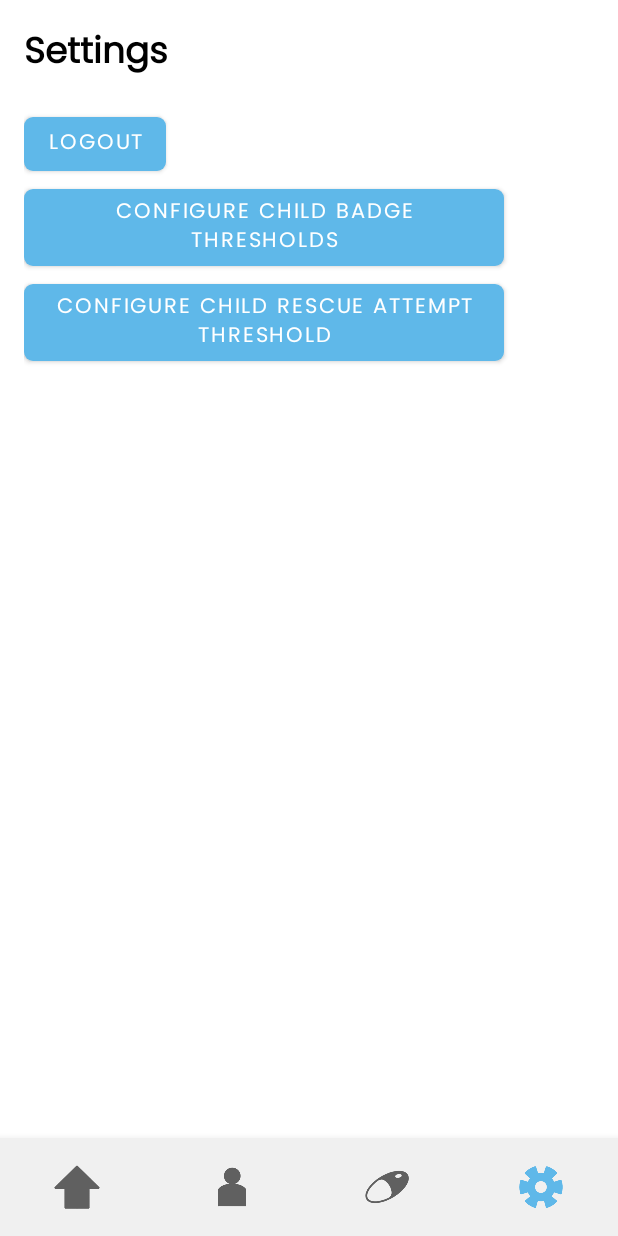
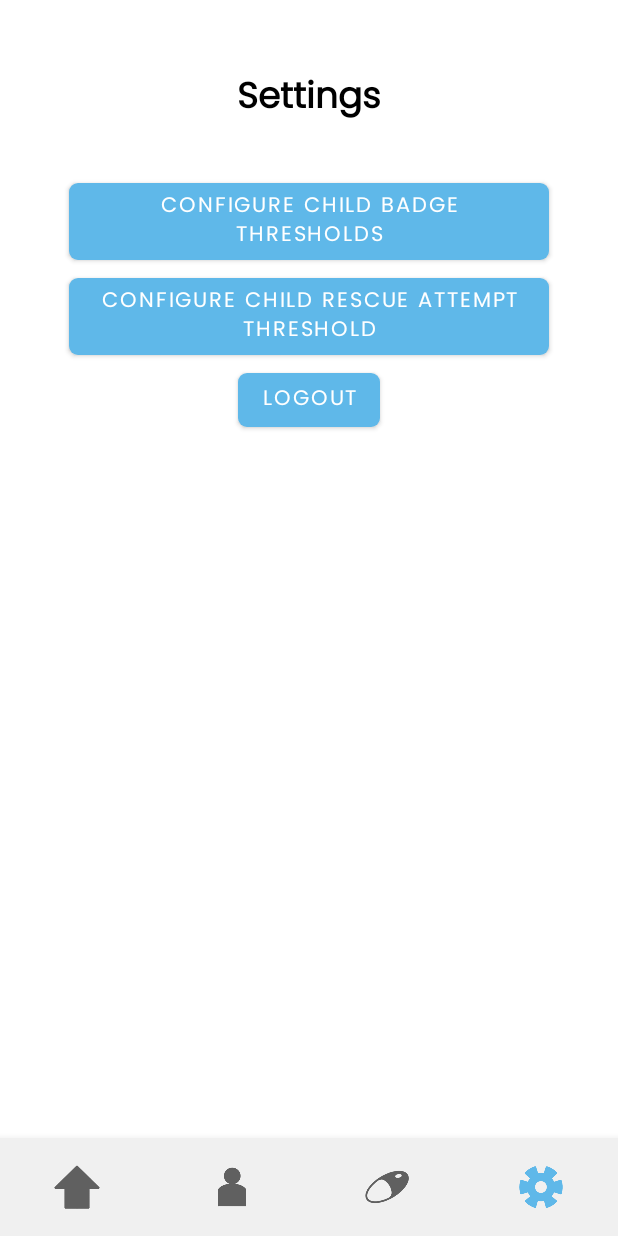
Before and after one commit to ShakoorShaik/smartAirAndroidApp, an Android app built with Jetpack Compose: the ParentHomeFragment screen opened directly, with no data from a screen before it, item 4 of the bottom bar chosen, on a phone screen of 412 x 824 dp. Run offline under Robolectric (Android 15) with nearby library versions, the light colour scheme and no system bars; our stand-ins replace Firebase (no records; nobody signed in at launch, a user with empty details on screens opened directly).

Commit message:
Overhauled settings UI

```diff
--- a/app/src/main/res/layout/fragment_parent_home.xml
+++ b/app/src/main/res/layout/fragment_parent_home.xml
@@ -36,7 +36,8 @@
                     android:layout_height="match_parent"
                     android:gravity="center"
                     android:orientation="vertical"
-                    android:padding="12dp">
+                    android:padding="12dp"
+                    android:background="@color/main_blue">
 
                     <TextView
                         android:layout_width="wrap_content"
@@ -113,7 +114,7 @@
                 app:layout_constraintTop_toTopOf="parent"
                 app:layout_constraintStart_toStartOf="parent"
                 app:layout_constraintEnd_toEndOf="parent"
-                android:layout_marginTop="25dp"
+                android:layout_marginTop="30dp"
                 android:layout_marginBottom="16dp" />
 
             <Button
--- a/app/src/main/res/layout/fragment_parent_settings.xml
+++ b/app/src/main/res/layout/fragment_parent_settings.xml
@@ -3,26 +3,24 @@
     android:layout_width="match_parent"
     android:layout_height="match_parent"
     android:orientation="vertical"
-    android:padding="16dp">
+    android:padding="16dp"
+    android:gravity="center_horizontal">
 
     <TextView
+        android:id="@+id/settingsText"
         android:layout_width="match_parent"
         android:layout_height="wrap_content"
         android:text="Settings"
+        android:textAlignment="center"
         android:textSize="24sp"
         android:textStyle="bold"
-        android:layout_marginBottom="16dp" />
-
-    <Button
-        android:id="@+id/buttonLogout"
-        android:layout_width="wrap_content"
-        android:layout_height="wrap_content"
-        android:text="@string/logout" />
+        android:layout_marginTop="30dp" />
 
     <Button
         android:id="@+id/buttonThresholds"
         android:layout_width="wrap_content"
         android:layout_height="wrap_content"
+        android:layout_marginTop="30dp"
         android:text="Configure Child Badge Thresholds" />
 
     <Button
@@ -31,4 +29,10 @@
         android:layout_height="wrap_content"
         android:text="Configure Child Rescue Attempt Threshold" />
 
+    <Button
+        android:id="@+id/buttonLogout"
+        android:layout_width="wrap_content"
+        android:layout_height="wrap_content"
+        android:text="@string/logout" />
+
 </LinearLayout>
```
